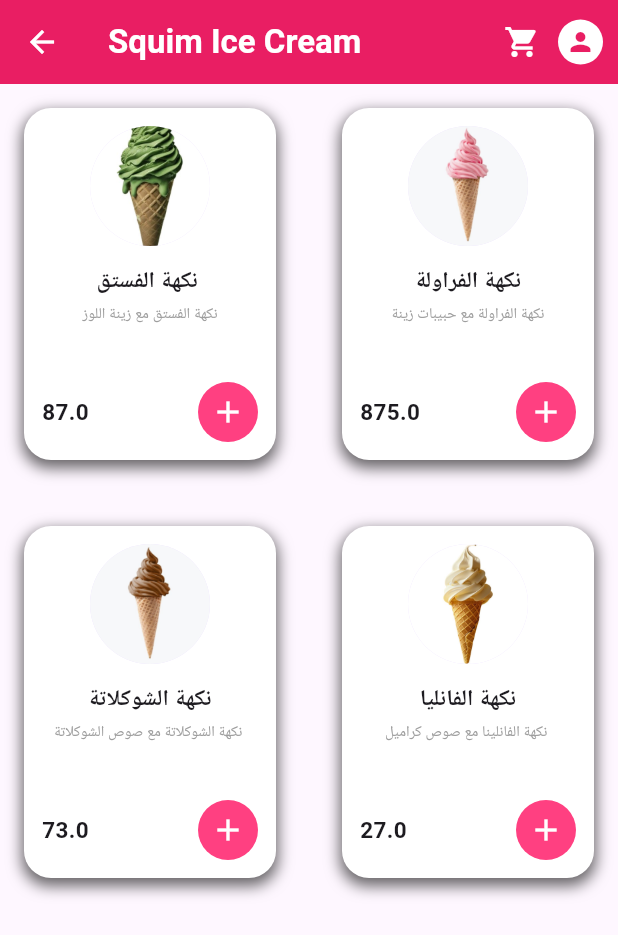
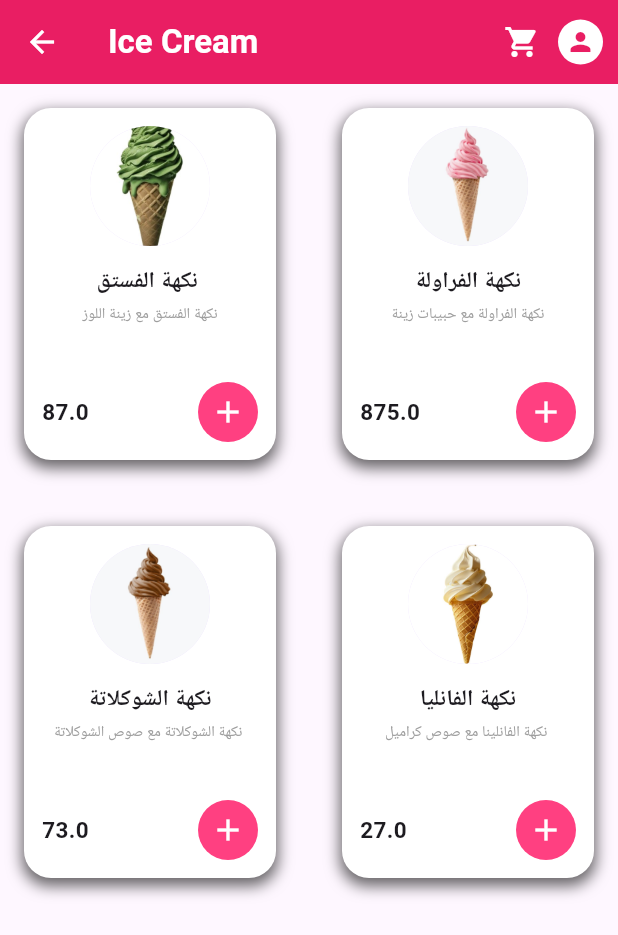
Before and after one commit to aarafqita/flutter-, a Flutter app: the Icecreem screen opened directly, on a phone screen of 412 x 824 dp. Shown: the top 935 px of the screen. Run offline on Flutter 3.47's test engine with Material 3 defaults, Android fonts, the phone set to English and light mode, and no system bars.

Commit message:
تعديل الاسم

```diff
--- a/lib/icecreem.dart
+++ b/lib/icecreem.dart
@@ -51,7 +51,7 @@ class _IcecreemState extends State<Icecreem> {
   Widget build(BuildContext context) {
     return Scaffold(
       appBar: AppBar(
-        title:Text('Squim Ice Cream', style: TextStyle(fontWeight: FontWeight.bold,color: Colors.white),
+        title:Text('Ice Cream', style: TextStyle(fontWeight: FontWeight.bold,color: Colors.white),
         ) ,
         backgroundColor: Color(0xFFE91E63),
         iconTheme:  IconThemeData(color: Colors.white),
--- a/lib/icecreem2.dart
+++ b/lib/icecreem2.dart
@@ -44,7 +44,7 @@ class _Icecreem2State extends State<Icecreem2> {
   Widget build(BuildContext context) {
     return Scaffold(
       appBar: AppBar(
-        title:Text('Squim Ice Cream', style: TextStyle(fontWeight: FontWeight.bold,color: Colors.white),
+        title:Text(' Ice Cream', style: TextStyle(fontWeight: FontWeight.bold,color: Colors.white),
         ) ,
         backgroundColor: Color(0xFFE91E63),
         iconTheme: IconThemeData(color: Colors.white),
--- a/lib/icecrem3.dart
+++ b/lib/icecrem3.dart
@@ -47,7 +47,7 @@ class _Icecrem3State extends State<Icecrem3> {
   Widget build(BuildContext context) {
     return Scaffold(
       appBar: AppBar(
-        title:Text('Squim Ice Cream', style: TextStyle(fontWeight: FontWeight.bold,color: Colors.white),
+        title:Text(' Ice Cream', style: TextStyle(fontWeight: FontWeight.bold,color: Colors.white),
         ) ,
         backgroundColor: Color(0xFFE91E63),
         iconTheme:IconThemeData(color: Colors.white),
```
